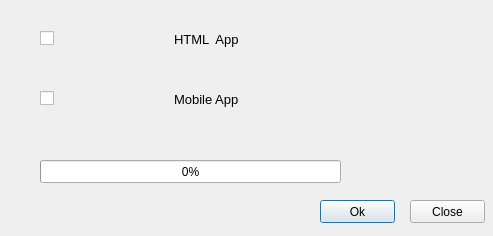
This is source/UiMagician/source/GenerateApp/generateapp.ui in dinguluer/UiMagician as Qt 5 draws it before an edit. The edited form follows.
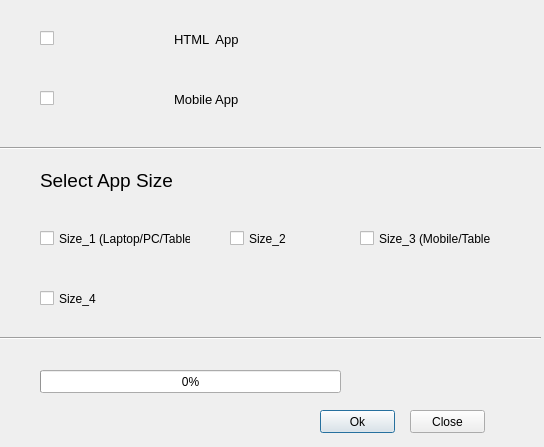
This is the edited form. Icons and pictures are not drawn.

```diff
--- a/source/UiMagician/source/GenerateApp/generateapp.ui
+++ b/source/UiMagician/source/GenerateApp/generateapp.ui
@@ -6,8 +6,8 @@
    <rect>
     <x>0</x>
     <y>0</y>
-    <width>493</width>
-    <height>236</height>
+    <width>544</width>
+    <height>447</height>
    </rect>
   </property>
   <property name="windowTitle">
@@ -21,7 +21,7 @@
    <property name="geometry">
     <rect>
      <x>40</x>
-     <y>160</y>
+     <y>370</y>
      <width>301</width>
      <height>23</height>
     </rect>
@@ -34,7 +34,7 @@
    <property name="geometry">
     <rect>
      <x>320</x>
-     <y>200</y>
+     <y>410</y>
      <width>75</width>
      <height>23</height>
     </rect>
@@ -47,7 +47,7 @@
    <property name="geometry">
     <rect>
      <x>410</x>
-     <y>200</y>
+     <y>410</y>
      <width>75</width>
      <height>23</height>
     </rect>
@@ -118,6 +118,102 @@
     </item>
    </layout>
   </widget>
+  <widget class="Line" name="line">
+   <property name="geometry">
+    <rect>
+     <x>0</x>
+     <y>140</y>
+     <width>541</width>
+     <height>16</height>
+    </rect>
+   </property>
+   <property name="orientation">
+    <enum>Qt::Horizontal</enum>
+   </property>
+  </widget>
+  <widget class="QLabel" name="appSizeLabel">
+   <property name="geometry">
+    <rect>
+     <x>40</x>
+     <y>170</y>
+     <width>151</width>
+     <height>21</height>
+    </rect>
+   </property>
+   <property name="font">
+    <font>
+     <pointsize>14</pointsize>
+    </font>
+   </property>
+   <property name="text">
+    <string>Select App Size</string>
+   </property>
+  </widget>
+  <widget class="QCheckBox" name="size_1_checkBox">
+   <property name="geometry">
+    <rect>
+     <x>40</x>
+     <y>230</y>
+     <width>151</width>
+     <height>17</height>
+    </rect>
+   </property>
+   <property name="text">
+    <string>Size_1 (Laptop/PC/Tablet)</string>
+   </property>
+  </widget>
+  <widget class="QCheckBox" name="size_2_checkBox">
+   <property name="geometry">
+    <rect>
+     <x>230</x>
+     <y>230</y>
+     <width>70</width>
+     <height>17</height>
+    </rect>
+   </property>
+   <property name="text">
+    <string>Size_2</string>
+   </property>
+  </widget>
+  <widget class="QCheckBox" name="size_3_checkBox">
+   <property name="geometry">
+    <rect>
+     <x>360</x>
+     <y>230</y>
+     <width>131</width>
+     <height>17</height>
+    </rect>
+   </property>
+   <property name="text">
+    <string>Size_3 (Mobile/Tablet)</string>
+   </property>
+  </widget>
+  <widget class="QCheckBox" name="size_4_checkBox">
+   <property name="geometry">
+    <rect>
+     <x>40</x>
+     <y>290</y>
+     <width>70</width>
+     <height>17</height>
+    </rect>
+   </property>
+   <property name="text">
+    <string>Size_4</string>
+   </property>
+  </widget>
+  <widget class="Line" name="line_2">
+   <property name="geometry">
+    <rect>
+     <x>0</x>
+     <y>330</y>
+     <width>541</width>
+     <height>16</height>
+    </rect>
+   </property>
+   <property name="orientation">
+    <enum>Qt::Horizontal</enum>
+   </property>
+  </widget>
  </widget>
  <resources>
   <include location="../AutosResourceFile.qrc"/>
```
